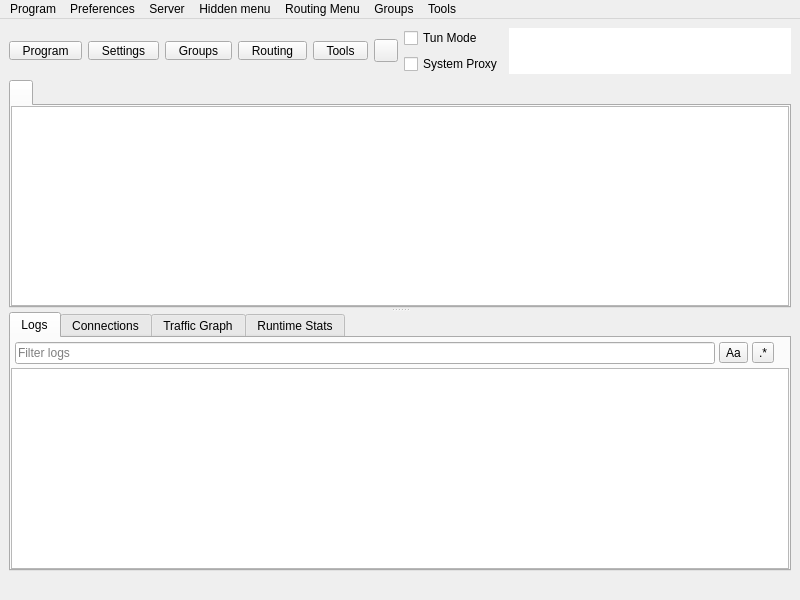
Qt form include/ui/mainwindow.ui (throneproj/Throne) before a commit.
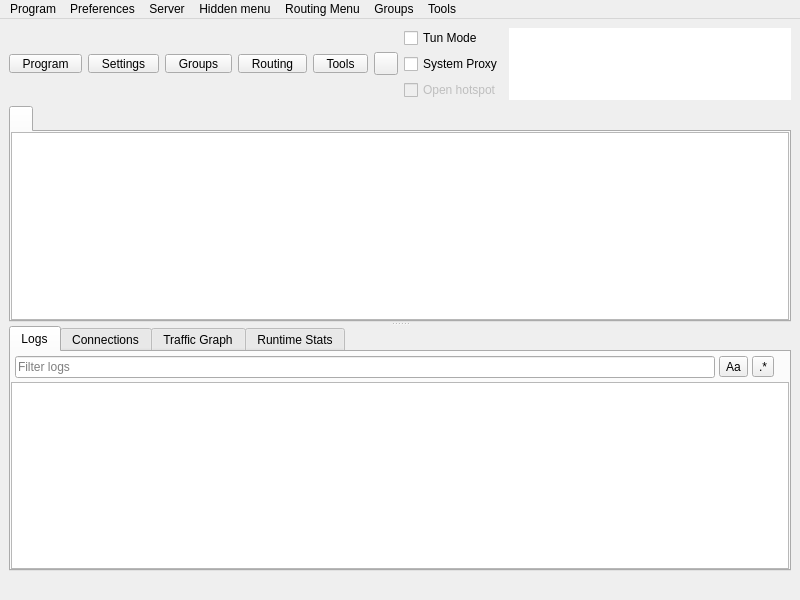
The same form after that commit. Icons and pictures are not drawn. Custom widgets are drawn as their Qt base class.

Commit message: Add Windows TUN hotspot checkbox with embedded helper

Patch:
```diff
--- a/include/ui/mainwindow.ui
+++ b/include/ui/mainwindow.ui
@@ -313,6 +313,16 @@
           </property>
          </widget>
         </item>
+       <item>
+        <widget class="QCheckBox" name="checkBox_Hotspot">
+         <property name="enabled">
+          <bool>false</bool>
+         </property>
+         <property name="text">
+          <string>Open hotspot</string>
+         </property>
+        </widget>
+       </item>
         <item>
          <spacer name="verticalSpacer_modes_bottom">
           <property name="orientation">
```
The commit also changes 14 other files.
